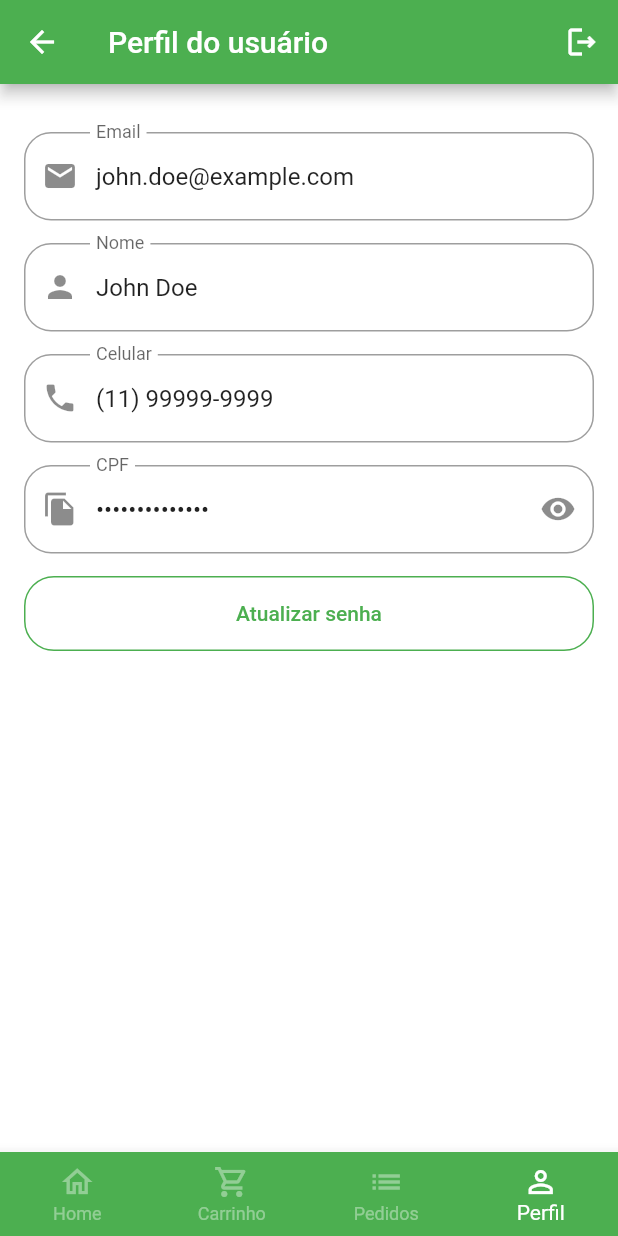
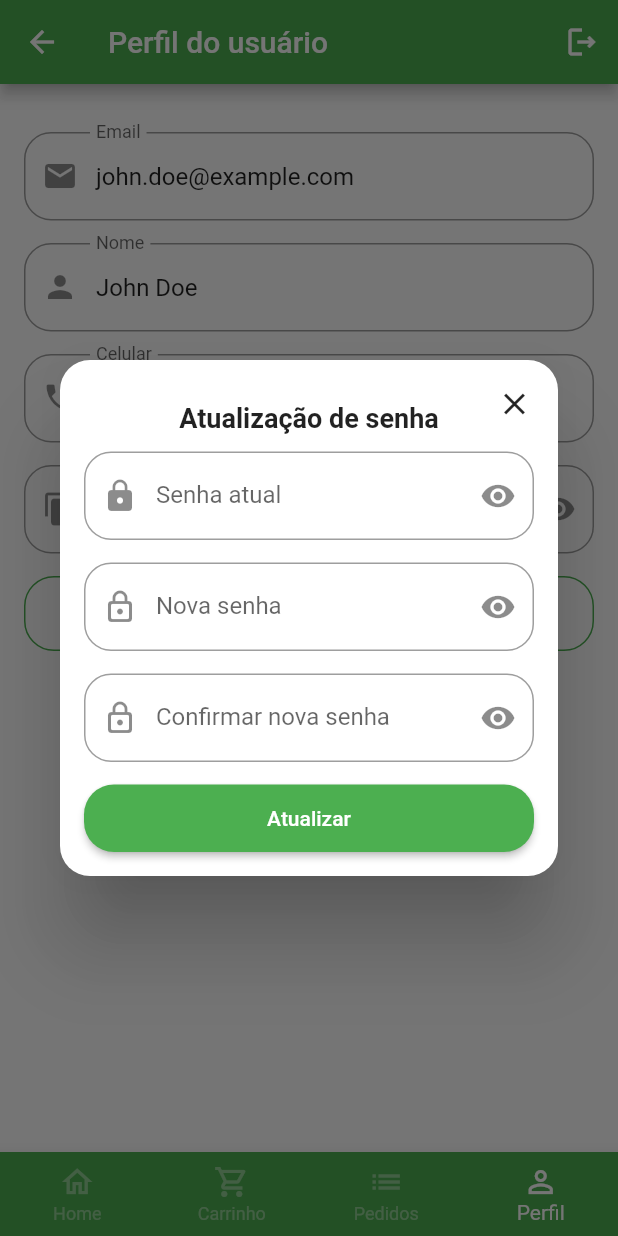
Before and after one commit to caduzinhoo/greengrocer, a Flutter app: the BaseScreen screen opened directly, item 4 of the bottom bar chosen, after a tap on "Atualizar senha", on a phone screen of 412 x 824 dp. Run offline on Flutter 3.47's test engine with Material 3 defaults, Android fonts, the phone set to English and light mode, and no system bars; our stand-ins replace animated_text_kit, mask_text_input_formatter.

Commit message:
atualização às 17h

```diff
--- a/lib/src/pages/base/base_screen.dart
+++ b/lib/src/pages/base/base_screen.dart
@@ -1,6 +1,7 @@
 import 'package:flutter/material.dart';
 import 'package:greengrocer/src/pages/cart/cart_tab.dart';
 import 'package:greengrocer/src/pages/home/home_tab.dart';
+import 'package:greengrocer/src/pages/orders/orders_tab.dart';
 import 'package:greengrocer/src/pages/profile/profile_tab.dart';
 
 class BaseScreen extends StatefulWidget {
@@ -23,7 +24,7 @@ class _BaseScreenState extends State<BaseScreen> {
         children: [
           HomeTab(),
           CartTab(),
-          Container(color: Colors.blue,),
+          OrdersTab(),
           ProfileTab(),
         ],
       ),
--- /dev/null
+++ b/lib/src/pages/orders/components/order_tile.dart
@@ -0,0 +1,65 @@
+import 'package:flutter/material.dart';
+import 'package:greengrocer/src/models/order_model.dart';
+import 'package:greengrocer/src/services/utils_services.dart';
+
+class OrderTile extends StatelessWidget {
+
+  final OrderModel order;
+
+  OrderTile({super.key,
+    required this.order
+  });
+
+  final UtilsServices utilsServices = UtilsServices();
+
+  @override
+  Widget build(BuildContext context) {
+    return Card(
+      shape: RoundedRectangleBorder(
+        borderRadius: BorderRadiusGeometry.circular(20)
+      ),
+      child: Theme(
+        data:Theme.of(context).copyWith(dividerColor: Colors.transparent),
+        child: ExpansionTile(
+          title: Column(
+            mainAxisSize: MainAxisSize.min,
+            crossAxisAlignment: CrossAxisAlignment.start,
+            children: [
+              Text('Pedido: ${order.id}'),
+              Text(
+                utilsServices.formatDateTime(order.createdDateTime),
+                style: TextStyle(
+                  fontSize: 12,
+                  color: Colors.black,
+                ),
+              )
+            ],
+          ),
+          children: [
+
+            SizedBox(
+              height: 150,
+              child: Row(
+                children: [
+
+                  Expanded(
+                    flex: 2,
+                    child: Container(
+                      color: Colors.red,),
+                      ),
+
+                  Expanded(
+                    child: Container(
+                      color: Colors.blue,),
+                      ),
+
+                ],
+
+              ),
+            )
+          ],
+        ),
+      ),
+    );
+  }
+}
--- /dev/null
+++ b/lib/src/pages/orders/orders_tab.dart
@@ -0,0 +1,29 @@
+import 'package:flutter/material.dart';
+import 'package:greengrocer/src/config/app_data.dart' as appData;
+import 'package:greengrocer/src/pages/orders/components/order_tile.dart';
+class OrdersTab extends StatelessWidget {
+  const OrdersTab({super.key});
+
+  @override
+  Widget build(BuildContext context) {
+    return Scaffold(
+      appBar:
+        AppBar(
+          title: Text('Meus Pedidos') ,
+    ),
+
+    body: ListView.separated(
+      padding: EdgeInsets.all(16),
+      physics: BouncingScrollPhysics(),
+      separatorBuilder: (_,index) => SizedBox(height: 10,
+      ),
+      itemBuilder: (_,index) => OrderTile(order: appData.orders[index]
+      ),
+
+      itemCount: appData.orders.length,
+      ),
+
+
+    );
+  }
+}
--- a/lib/src/pages/profile/profile_tab.dart
+++ b/lib/src/pages/profile/profile_tab.dart
@@ -65,7 +65,9 @@ class _ProfileTabState extends State<ProfileTab> {
                   borderRadius: BorderRadius.circular(20),
                 ),
               ),
-              onPressed: (){},
+              onPressed: (){
+                updatePassword();
+              },
              child: Text('Atualizar senha'),
              ),
           ),
@@ -80,26 +82,81 @@ class _ProfileTabState extends State<ProfileTab> {
       context: context,
       builder:(context){
         return Dialog(
+          shape: RoundedRectangleBorder(
+            borderRadius: BorderRadius.circular(20),
+          ),
+          child: Stack(
+            children: [
+
+              Padding(
+                padding: const EdgeInsets.all(16),
                 child: Column(
+                  crossAxisAlignment: CrossAxisAlignment.stretch,
                   mainAxisSize: MainAxisSize.min,
                   children: [
 
+                    // Titulo
+                    Padding(
+                      padding: const EdgeInsets.symmetric(vertical: 12),
+                      child: Text(
+                        'Atualização de senha',
+                        textAlign: TextAlign.center,
+                        style: TextStyle(
+                          fontSize: 18,
+                          fontWeight: FontWeight.bold,
+                        ),
+                      ),
+                    ),
 
+                    // Senha atual
                     CustomTextFiel(
+                      isScret: true,
                       icon: Icons.lock,
                       label: 'Senha atual',
                       ),
+
+                      // Nova senha
                     CustomTextFiel(
-                icon: Icons.lock,
+                      isScret: true,
+                      icon: Icons.lock_outline_rounded,
                       label: 'Nova senha',
                       ),
 
+                      // Confirmar nova senha
                     CustomTextFiel(
-                icon: Icons.lock,
+                      isScret: true,
+                      icon: Icons.lock_outline_rounded,
                       label: 'Confirmar nova senha',
                       ),
 
-
+                    // Botão para atualizar a senha
+                    SizedBox(
+                      height: 45,
+                      child: ElevatedButton(
+                        style: ElevatedButton.styleFrom(
+                          shape: RoundedRectangleBorder(
+                            borderRadius: BorderRadius.circular(20),
+                          ),
+                        ),
+                        onPressed:(){},
+                        child: Text('Atualizar'),
+                      ),
+                    ),
+                  ],
+                ),
+              ),
+              Positioned(
+                top: 5,
+                right: 5,
+                child: IconButton(
+                  onPressed: (){
+                    Navigator.of(context).pop();
+                  },
+                  icon: Icon(
+                    Icons.close
+                    )
+                  ),
+              ),
             ],
           ),
         );
--- a/lib/src/services/utils_services.dart
+++ b/lib/src/services/utils_services.dart
@@ -1,9 +1,17 @@
 import 'package:intl/intl.dart';
-
+import 'package:intl/date_symbol_data_local.dart';
 class UtilsServices {
   String priceToCurrency(double price) {
     NumberFormat numberFormat = NumberFormat.simpleCurrency(locale: 'pt_BR');
 
     return numberFormat.format(price);
   }
+
+  String formatDateTime(DateTime dateTime){
+    initializeDateFormatting();
+
+    DateFormat dateFormat = DateFormat.yMd('pt_BR').add_Hm();
+    return dateFormat.format(dateTime);
+
+  }
 }
```
Also changed, not shown: lib/src/config/app_data.dart (+48 -0 lines), lib/src/models/order_model.dart (added, +23 -0 lines). Lines whose indentation alone changed are shown as unchanged.
